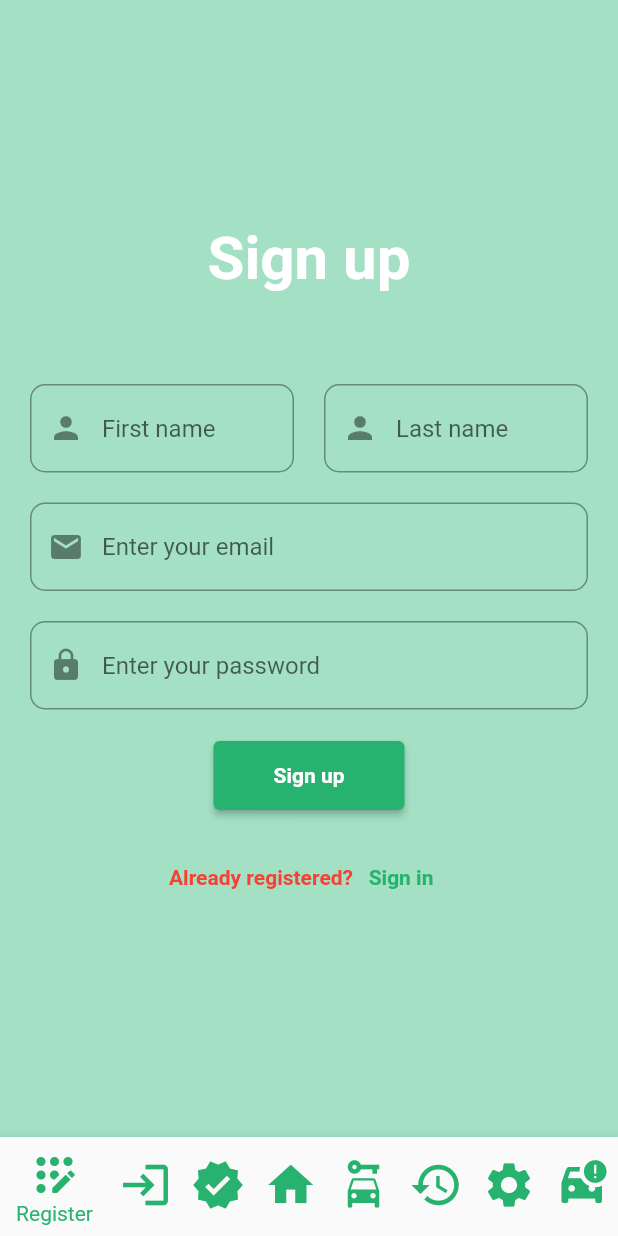
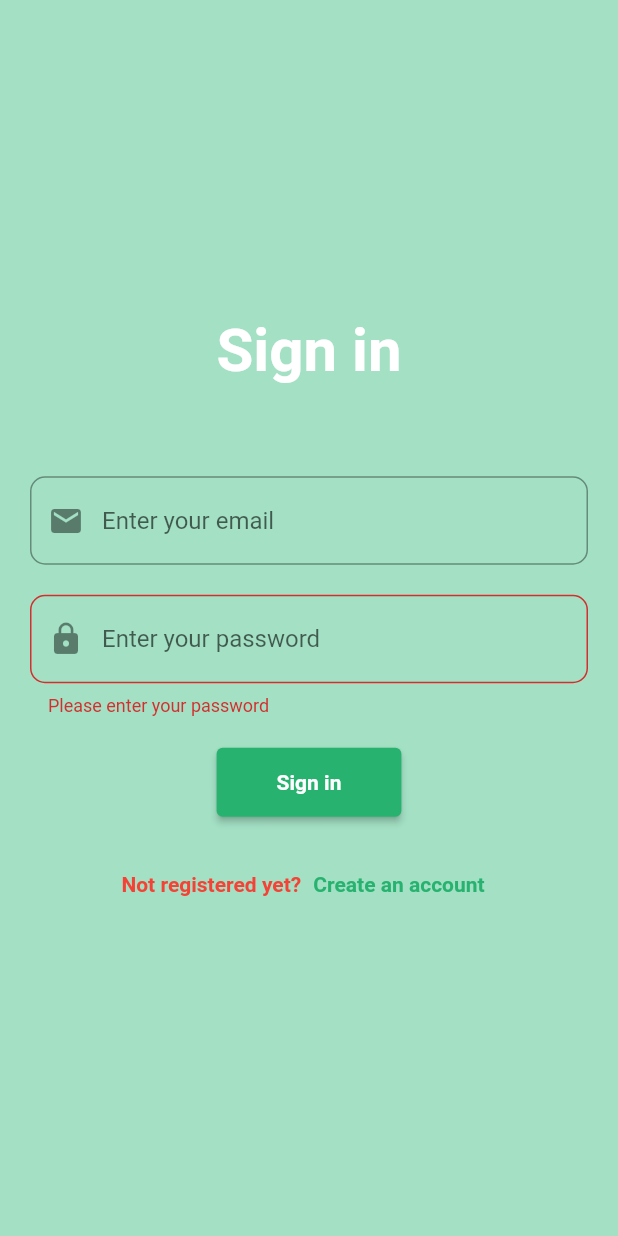
Before and after one commit to Decentralized-Recording-System/Mobile-Service, a Flutter app: the screen it shows after launch, after a tap on "Sign in", on a phone screen of 412 x 824 dp. Run offline on Flutter 3.47's test engine with Material 2 defaults, Android fonts, the phone set to English and light mode, and no system bars; our stand-ins replace percent_indicator, sensors_plus, smooth_page_indicator, sqflite; accounts and stored records are empty.

Commit message:
[4][47]-connect all link

```diff
--- a/lib/main.dart
+++ b/lib/main.dart
@@ -20,10 +20,10 @@ class MyApp extends StatelessWidget {
         ).copyWith(
           secondary: Colors.purple,
         ),
-        textTheme: TextTheme(bodyText2: TextStyle(color: Colors.red)),
+        textTheme: const TextTheme(bodyText2: TextStyle(color: Colors.red)),
       ),
       title: 'First Flutter App',
-      initialRoute: Launcher.id,
+      initialRoute: Login.id,
       routes: AppRouter.routeScreens,
     );
   }
--- a/lib/router/router.dart
+++ b/lib/router/router.dart
@@ -13,5 +13,6 @@ class AppRouter {
     Telemetics.id: (context) => const Telemetics(),
     Books.id: (context) => const Books(),
     VerifyEmail.id: (context) => const VerifyEmail(),
+    PassCode.id: (context) => const PassCode(),
   };
 }
--- a/lib/screens/bottom_navigator_bar/bottom_navigator_bar.dart
+++ b/lib/screens/bottom_navigator_bar/bottom_navigator_bar.dart
@@ -15,9 +15,6 @@ class Launcher extends StatefulWidget {
 class _LauncherState extends State<Launcher> {
   int _selectedIndex = 0;
   final List<Widget> _pageWidget = <Widget>[
-    const Register(),
-    const Login(),
-    const VerifyEmail(),
     const Dashboard(),
     const Telemetics(),
     const History(),
@@ -25,30 +22,6 @@ class _LauncherState extends State<Launcher> {
     const Books(),
   ];
   final List<BottomNavigationBarItem> _menuBar = <BottomNavigationBarItem>[
-    BottomNavigationBarItem(
-      icon: Icon(
-        Icons.app_registration_rounded,
-        color: Color.fromARGB(255, 39, 179, 111),
-        size: 36.0,
-      ),
-      label: 'Register',
-    ),
-    BottomNavigationBarItem(
-      icon: Icon(
-        Icons.login,
-        color: Color.fromARGB(255, 39, 179, 111),
-        size: 36.0,
-      ),
-      label: 'Login',
-    ),
-    BottomNavigationBarItem(
-      icon: Icon(
-        Icons.verified,
-        color: Color.fromARGB(255, 39, 179, 111),
-        size: 36.0,
-      ),
-      label: 'Verify Email',
-    ),
     BottomNavigationBarItem(
       icon: Icon(
         Icons.home,
--- a/lib/screens/index.dart
+++ b/lib/screens/index.dart
@@ -7,3 +7,4 @@ export './login/login.dart';
 export './register/register.dart';
 export './sqlite_test/sqlite_test.dart';
 export './verify_email/verify_email.dart';
+export './passcode/passcode.dart';
--- a/lib/screens/login/login.dart
+++ b/lib/screens/login/login.dart
@@ -1,4 +1,6 @@
 import 'package:flutter/material.dart';
+import 'package:telemetics/screens/bottom_navigator_bar/bottom_navigator_bar.dart';
+import 'package:telemetics/screens/index.dart';
 
 class Login extends StatefulWidget {
   const Login({super.key});
@@ -80,7 +82,9 @@ class _LoginState extends State<Login> {
                   ),
                   ElevatedButton(
                     onPressed: () {
-                      if (_formKey.currentState!.validate()) {}
+                      if (_formKey.currentState!.validate()) {
+                        Navigator.pushReplacementNamed(context, PassCode.id);
+                      }
                     },
                     style: ElevatedButton.styleFrom(
                       primary: Color.fromARGB(255, 39, 179, 111),
@@ -106,7 +110,9 @@ class _LoginState extends State<Login> {
                         ),
                       ),
                       TextButton(
-                        onPressed: () {},
+                        onPressed: () {
+                          Navigator.pushReplacementNamed(context, Register.id);
+                        },
                         child: const Text(
                           'Create an account',
                           style: TextStyle(
--- a/lib/screens/setting/setting.dart
+++ b/lib/screens/setting/setting.dart
@@ -1,4 +1,5 @@
 import 'package:flutter/material.dart';
+import 'package:telemetics/screens/index.dart';
 
 import '../../constants/variable/setting/variable.dart';
 import '../../widgets/index.dart';
@@ -48,14 +49,19 @@ class _SettingState extends State<Setting> {
         SettingOption(
           title: settingTitleList[0],
           icon: settingIconList[0],
+          onTaped: () {},
         ),
         SettingOption(
           title: settingTitleList[1],
           icon: settingIconList[1],
+          onTaped: () {},
         ),
         SettingOption(
           title: settingTitleList[2],
           icon: settingIconList[2],
+          onTaped: () {
+            Navigator.pushReplacementNamed(context, Login.id);
+          },
         )
       ]),
     ));
--- a/lib/widgets/index.dart
+++ b/lib/widgets/index.dart
@@ -1,2 +1,3 @@
 export './custom_setting/index.dart';
 export './history/index.dart';
+export './passcode/numpad.dart';
```
Also changed, not shown: lib/screens/verify_email/verify_email.dart (+8 -2 lines), lib/widgets/custom_setting/gesturedetector_setting.dart (+7 -4 lines).
